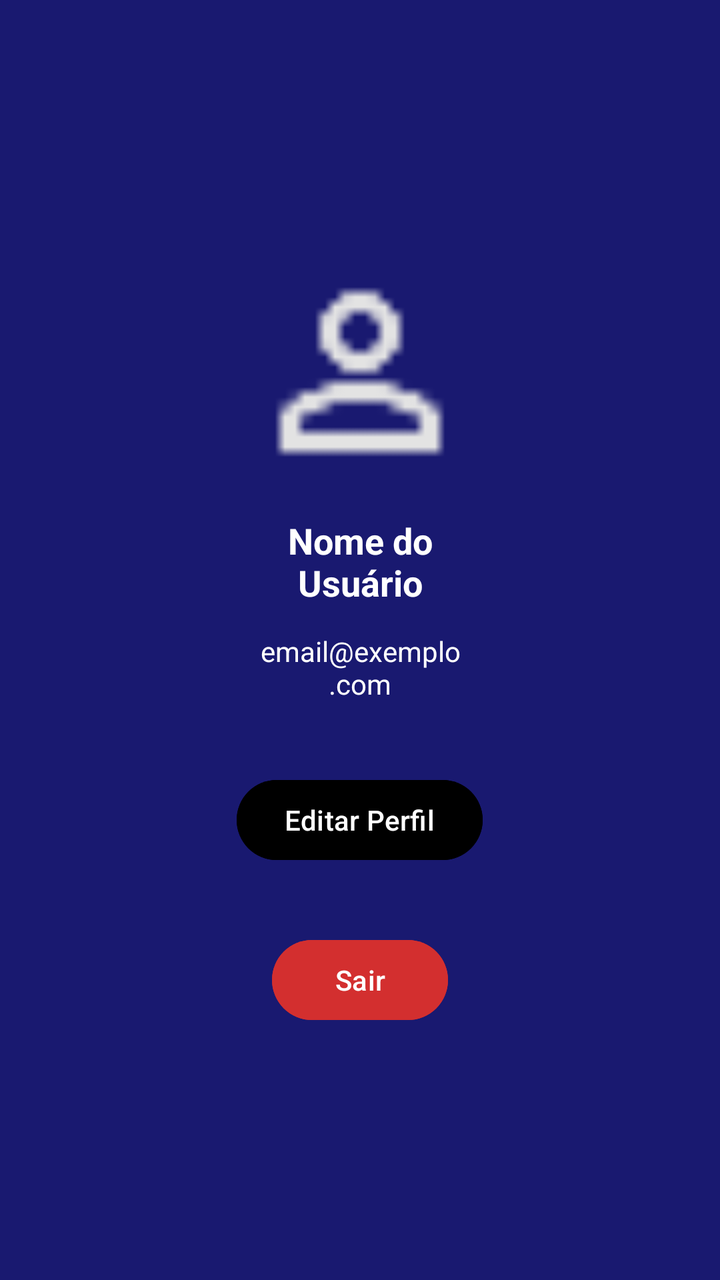
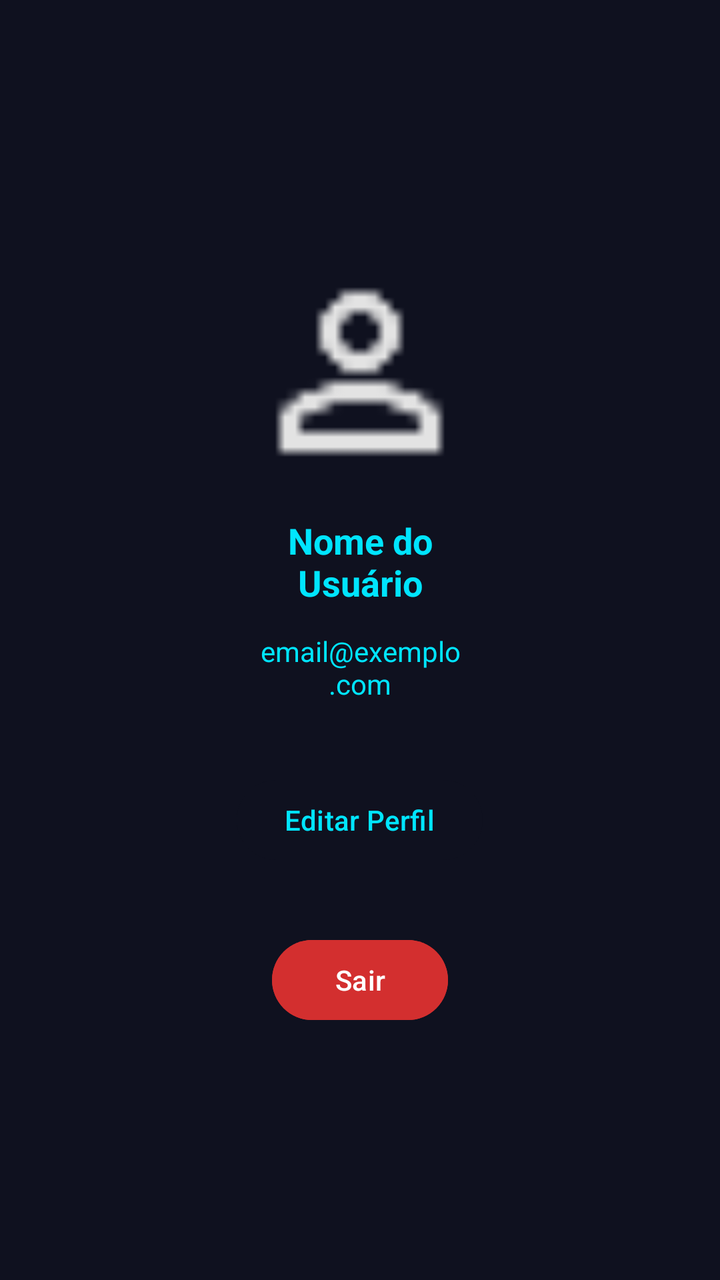

Compare the two renders of this Android layout. The source of the first and the diff that turns it into the second are given below.
<!-- AndroidManifest.xml: application theme Theme.SistemaUniversalAcesso -->
<!-- res/layout/fragment_perfil.xml -->
<LinearLayout xmlns:android="http://schemas.android.com/apk/res/android"
    android:layout_width="match_parent"
    android:layout_height="match_parent"
    android:orientation="vertical"
    android:padding="24dp"
    android:gravity="center"
    android:background="#191970">

    <ImageView
        android:id="@+id/imgFotoPerfil"
        android:layout_width="120dp"
        android:layout_height="120dp"
        android:src="@drawable/ic_person"
        android:scaleType="centerCrop"
        android:elevation="4dp" />

    <TextView
        android:id="@+id/tvNome"
        android:layout_width="120dp"
        android:layout_height="54dp"
        android:layout_marginTop="12dp"
        android:text="Nome do Usuário"
        android:textAlignment="center"
        android:textColor="@android:color/white"
        android:textSize="18sp"
        android:textStyle="bold" />

    <TextView
        android:id="@+id/tvEmail"
        android:layout_height="54dp"
        android:layout_width="120dp"
        android:textAlignment="center"
        android:layout_marginTop="4dp"
        android:text="email@exemplo.com"
        android:textColor="@android:color/white"
        android:textSize="14sp"
        />

    <Button
        android:id="@+id/btnEditarPerfil"
        android:layout_marginTop="16dp"
        android:text="Editar Perfil"
        android:backgroundTint="@color/black"
        android:textColor="@android:color/white"
        android:layout_width="wrap_content"
        android:layout_height="wrap_content"/>

    <Button
        android:id="@+id/btnLogout"
        android:layout_width="wrap_content"
        android:layout_height="wrap_content"
        android:text="Sair"
        android:layout_marginTop="32dp"
        android:backgroundTint="#D32F2F"
        android:textColor="@android:color/white"/>
</LinearLayout>
<!-- resources referenced by this layout -->
<resources>
  <color name="black">#FF000000</color>
  <!-- drawable ic_person: png bitmap (drawable, 363 bytes) -->
  <style name="Theme.SistemaUniversalAcesso" parent="Base.Theme.SistemaUniversalAcesso" />
  <style name="Base.Theme.SistemaUniversalAcesso" parent="Theme.Material3.DayNight.NoActionBar">
          
          
      </style>
</resources>

<!-- the commit's change to res/layout/fragment_perfil.xml (unified diff, before → after) -->
@@ -4,7 +4,7 @@
     android:orientation="vertical"
     android:padding="24dp"
     android:gravity="center"
-    android:background="#191970">
+    android:background="#0F111F">
 
     <ImageView
         android:id="@+id/imgFotoPerfil"
@@ -21,7 +21,7 @@
         android:layout_marginTop="12dp"
         android:text="Nome do Usuário"
         android:textAlignment="center"
-        android:textColor="@android:color/white"
+        android:textColor="@color/azul_neon"
         android:textSize="18sp"
         android:textStyle="bold" />
 
@@ -32,7 +32,7 @@
         android:textAlignment="center"
         android:layout_marginTop="4dp"
         android:text="email@exemplo.com"
-        android:textColor="@android:color/white"
+        android:textColor="@color/azul_neon"
         android:textSize="14sp"
         />
 
@@ -40,8 +40,8 @@
         android:id="@+id/btnEditarPerfil"
         android:layout_marginTop="16dp"
         android:text="Editar Perfil"
-        android:backgroundTint="@color/black"
-        android:textColor="@android:color/white"
+        android:backgroundTint="#0F111F"
+        android:textColor="@color/azul_neon"
         android:layout_width="wrap_content"
         android:layout_height="wrap_content"/>
 
<!-- resource entries referenced after the edit -->
@@ -1,6 +1,6 @@
 <!-- resources referenced by this layout -->
 <resources>
-  <color name="black">#FF000000</color>
+  <color name="azul_neon">#00E5FF</color>
   <!-- drawable ic_person: png bitmap (drawable, 363 bytes) -->
   <style name="Theme.SistemaUniversalAcesso" parent="Base.Theme.SistemaUniversalAcesso" />
   <style name="Base.Theme.SistemaUniversalAcesso" parent="Theme.Material3.DayNight.NoActionBar">
